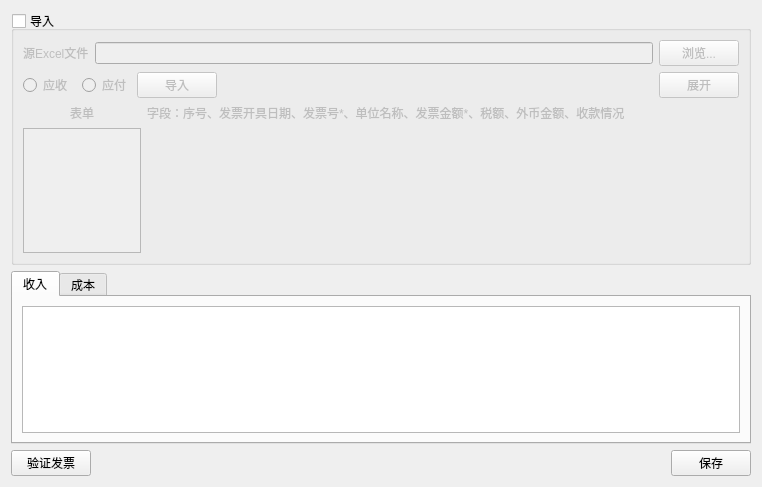
First picture: the form in forms/curinvoicestatform.ui, repository wangkungit5905/PzAssistant, before the edit.
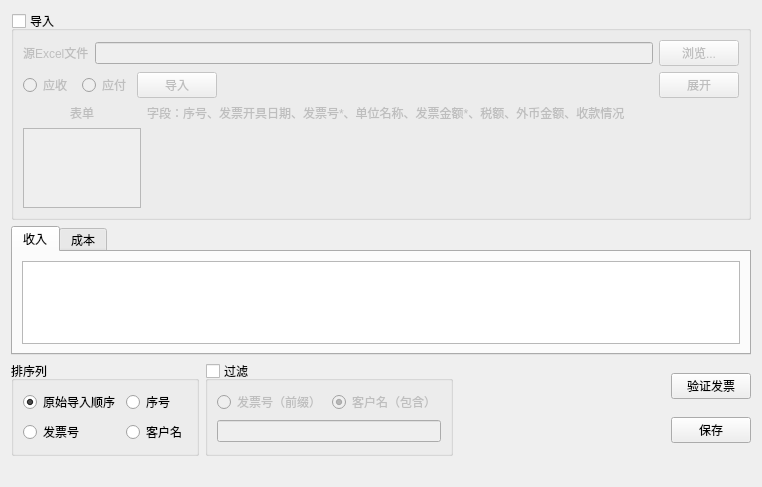
Second picture: the form after the edit.

Commit message:
新增凭证查找功能和发票管理窗口的排序功能
1、新增：发票管理窗口可以按（原始顺序、序号、发票号、客户名）排序
2、新增：凭证查找功能（按时间范围、摘要包含内容、科目、金额等）
3、新增：在导入收入/成本发票时，对缺失金额的发票予以警告提醒

bug修复：
1、发票管理窗口，编辑金额列时，如果清空金额结果会恢复的问题（只有输入0才可以）
2、在不退出应用而切换账户后，由于每次打开一个账户都会创建诸如名称对象等的静态
   数据成员，但这些数据成员是特定于账户的，不能跨越账户而共享。因此，切换账户
   会重复创建一份属于后打开账户的成员，有可能还遗留有上一次账户打开后创建的静
   态数据成员，这样就出现了重合。比如会出现两个相同名称的名称对象。

The edit to the form file:
```diff
--- a/forms/curinvoicestatform.ui
+++ b/forms/curinvoicestatform.ui
@@ -179,6 +179,9 @@
          <property name="selectionBehavior">
           <enum>QAbstractItemView::SelectRows</enum>
          </property>
+         <property name="sortingEnabled">
+          <bool>false</bool>
+         </property>
          <attribute name="horizontalHeaderStretchLastSection">
           <bool>true</bool>
          </attribute>
@@ -209,30 +212,122 @@
     </widget>
    </item>
    <item>
-    <layout class="QHBoxLayout" name="horizontalLayout_6" stretch="0,1,0">
+    <layout class="QHBoxLayout" name="horizontalLayout_6">
      <item>
-      <widget class="QPushButton" name="btnVerify">
-       <property name="text">
-        <string>验证发票</string>
+      <widget class="QGroupBox" name="groupBox">
+       <property name="title">
+        <string>排序列</string>
        </property>
+       <layout class="QGridLayout" name="gridLayout_3">
+        <item row="0" column="0">
+         <widget class="QRadioButton" name="rdoPrimary">
+          <property name="text">
+           <string>原始导入顺序</string>
+          </property>
+          <property name="checked">
+           <bool>true</bool>
+          </property>
+         </widget>
+        </item>
+        <item row="0" column="1">
+         <widget class="QRadioButton" name="rdoNumber">
+          <property name="text">
+           <string>序号</string>
+          </property>
+         </widget>
+        </item>
+        <item row="1" column="0">
+         <widget class="QRadioButton" name="rdoINum">
+          <property name="text">
+           <string>发票号</string>
+          </property>
+         </widget>
+        </item>
+        <item row="1" column="1">
+         <widget class="QRadioButton" name="rdoName">
+          <property name="text">
+           <string>客户名</string>
+          </property>
+         </widget>
+        </item>
+       </layout>
       </widget>
      </item>
      <item>
-      <widget class="QLabel" name="lblInfo">
-       <property name="text">
-        <string/>
+      <widget class="QGroupBox" name="gbxFilter">
+       <property name="title">
+        <string>过滤</string>
        </property>
+       <property name="checkable">
+        <bool>true</bool>
+       </property>
+       <property name="checked">
+        <bool>false</bool>
+       </property>
+       <layout class="QGridLayout" name="gridLayout_2">
+        <item row="0" column="0">
+         <widget class="QRadioButton" name="rdoFltINum">
+          <property name="text">
+           <string>发票号（前缀）</string>
+          </property>
+         </widget>
+        </item>
+        <item row="0" column="1">
+         <widget class="QRadioButton" name="rdoFltName">
+          <property name="text">
+           <string>客户名（包含）</string>
+          </property>
+          <property name="checked">
+           <bool>true</bool>
+          </property>
+         </widget>
+        </item>
+        <item row="1" column="0" colspan="2">
+         <widget class="QLineEdit" name="edtFltText"/>
+        </item>
+       </layout>
       </widget>
      </item>
      <item>
-      <widget class="QPushButton" name="btnSave">
-       <property name="text">
-        <string>保存</string>
+      <spacer name="horizontalSpacer_2">
+       <property name="orientation">
+        <enum>Qt::Horizontal</enum>
        </property>
-      </widget>
+       <property name="sizeHint" stdset="0">
+        <size>
+         <width>40</width>
+         <height>20</height>
+        </size>
+       </property>
+      </spacer>
+     </item>
+     <item>
+      <layout class="QGridLayout" name="gridLayout">
+       <item row="0" column="0">
+        <widget class="QPushButton" name="btnVerify">
+         <property name="text">
+          <string>验证发票</string>
+         </property>
+        </widget>
+       </item>
+       <item row="1" column="0">
+        <widget class="QPushButton" name="btnSave">
+         <property name="text">
+          <string>保存</string>
+         </property>
+        </widget>
+       </item>
+      </layout>
      </item>
     </layout>
    </item>
+   <item>
+    <widget class="QLabel" name="lblInfo">
+     <property name="text">
+      <string/>
+     </property>
+    </widget>
+   </item>
   </layout>
   <action name="actNum">
    <property name="checkable">
```
The commit also changes 33 other files.
